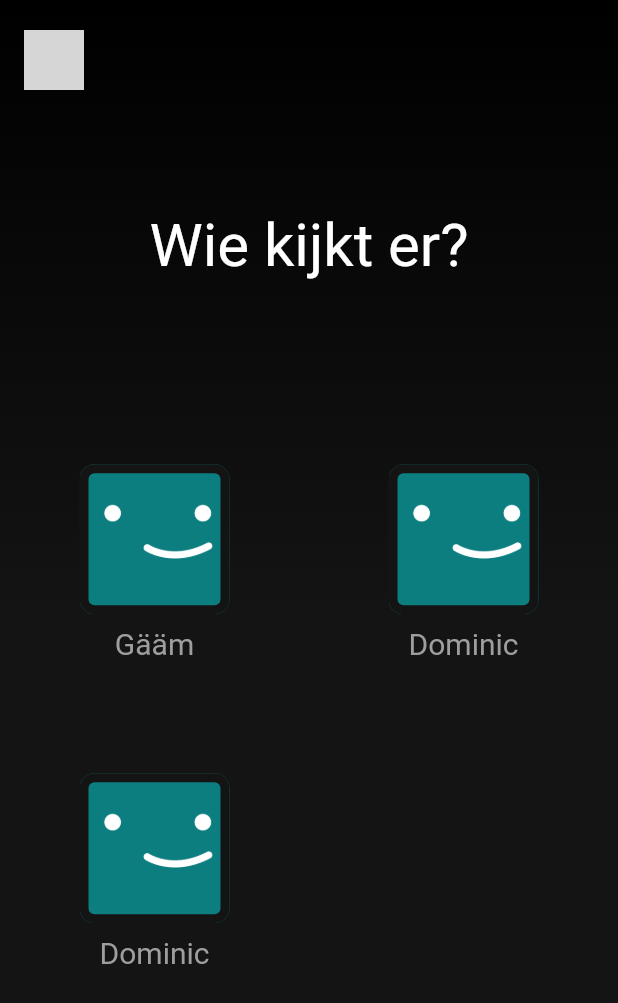
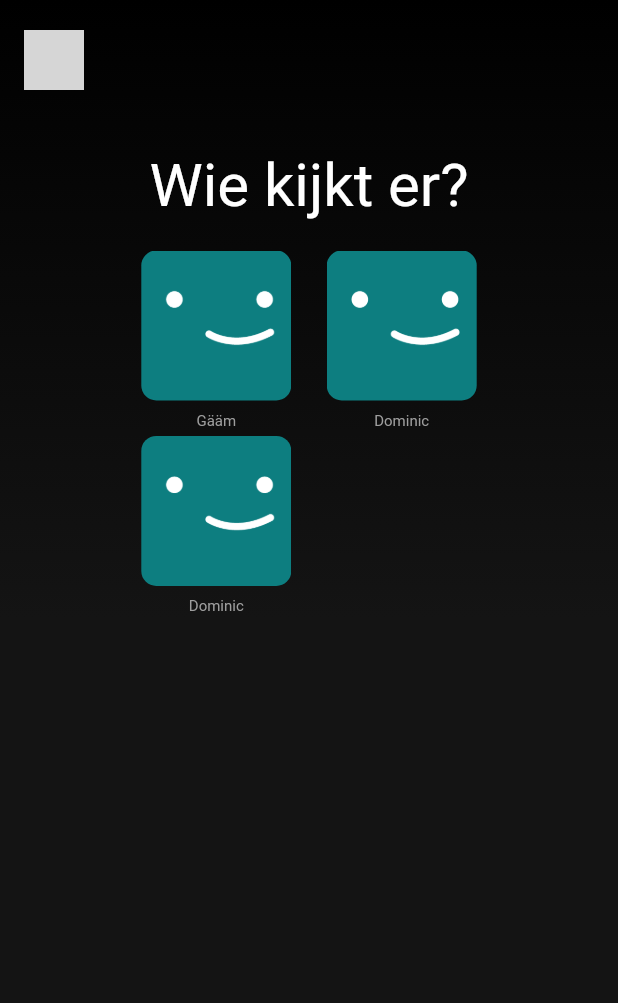
Before and after one commit to cfreemoser/Melvix, a Flutter app: the screen it shows after launch, on a phone screen of 412 x 824 dp. Shown: the top 1003 px of the screen. Run offline on Flutter 3.47's test engine with Material 2 defaults, Android fonts, the phone set to English and light mode, and no system bars; our stand-ins replace bloc, flutter_bloc, flutter_svg; project files that could hold a hidden picture were left out; grey boxes are pictures that could not be loaded.

Commit message:
main: Added improved layout

```diff
--- a/lib/pages/profiles.dart
+++ b/lib/pages/profiles.dart
@@ -35,8 +35,9 @@ class Profiles extends StatelessWidget {
                 width: constraints.maxWidth,
               ),
               SizedBox(
+                  width: constraints.maxWidth,
                   height: constraints.maxHeight,
-                  width: constraints.maxWidth,
+                  child: Center(
                     child: Column(
                       mainAxisAlignment: MainAxisAlignment.start,
                       crossAxisAlignment: CrossAxisAlignment.start,
@@ -54,7 +55,7 @@ class Profiles extends StatelessWidget {
                         ),
                         Container(
                           margin: EdgeInsets.only(
-                            top: smallScreen ? 80 : constraints.maxHeight / 4,
+                              top: smallScreen ? 40 : constraints.maxHeight / 4,
                               bottom: 20),
                           child: const Center(
                             child: Text(
@@ -74,38 +75,49 @@ class Profiles extends StatelessWidget {
                                   width: constraints.maxWidth,
                                   child: Center(
                                     child: smallScreen
-                                      ? GridView.builder(
+                                        ? SizedBox(
+                                            width: constraints.maxWidth * 0.6,
+                                            child: GridView.builder(
                                                 gridDelegate:
-                                              SliverGridDelegateWithFixedCrossAxisCount(
-                                                  childAspectRatio:
-                                                      smallScreen ? 5 / 5 : 3,
-                                                  crossAxisCount:
-                                                      smallScreen ? 2 : 1),
-                                          shrinkWrap: true,
+                                                    const SliverGridDelegateWithFixedCrossAxisCount(
+                                                        crossAxisCount: 2),
                                                 scrollDirection: smallScreen
                                                     ? Axis.vertical
                                                     : Axis.horizontal,
-                                          itemCount: state.profiles.length,
+                                                itemCount:
+                                                    state.profiles.length,
                                                 itemBuilder: (context, index) {
                                                   return AnimatedProfileCard(
                                                     width: 100,
-                                              fontSize: 20,
-                                              name: state.profiles[index].name,
+                                                    fontSize: 10,
+                                                    name: state
+                                                        .profiles[index].name,
                                                     profileImage: state
-                                                  .profiles[index].profileImage,
+                                                        .profiles[index]
+                                                        .profileImage,
                                                   );
-                                          })
+                                                }),
+                                          )
                                         : ListView.builder(
                                             shrinkWrap: true,
                                             scrollDirection: Axis.horizontal,
                                             itemCount: state.profiles.length,
                                             itemBuilder: (context, index) {
-                                            return AnimatedProfileCard(
+                                              return Row(
+                                                children: [
+                                                  AnimatedProfileCard(
                                                     width: 200,
                                                     fontSize: 20,
-                                              name: state.profiles[index].name,
+                                                    name: state
+                                                        .profiles[index].name,
                                                     profileImage: state
-                                                  .profiles[index].profileImage,
+                                                        .profiles[index]
+                                                        .profileImage,
+                                                  ),
+                                                  const SizedBox(
+                                                    width: 20,
+                                                  ),
+                                                ],
                                               );
                                             }),
                                   ),
@@ -119,6 +131,7 @@ class Profiles extends StatelessWidget {
                           ),
                         )
                       ],
+                    ),
                   ))
             ],
           );
--- a/lib/widgets/animated_profile_card.dart
+++ b/lib/widgets/animated_profile_card.dart
@@ -42,12 +42,11 @@ class AnimatedProfileCardState extends State<AnimatedProfileCard> {
                   decoration: BoxDecoration(
                       borderRadius: BorderRadius.circular(10),
                       image: DecorationImage(
-                          image: widget.profileImage.image, fit: BoxFit.cover),
+                          image: widget.profileImage.image, fit: BoxFit.fill),
                       border: isHovered
                           ? Border.all(width: borderWidth, color: Colors.white)
                           : Border.all(
-                              width: borderWidth,
-                              color: Constants.netflix_background)),
+                              width: borderWidth, color: Colors.transparent)),
                 ),
                 Padding(
                   padding: const EdgeInsets.all(8.0),
```
Lines whose indentation alone changed are shown as unchanged.
